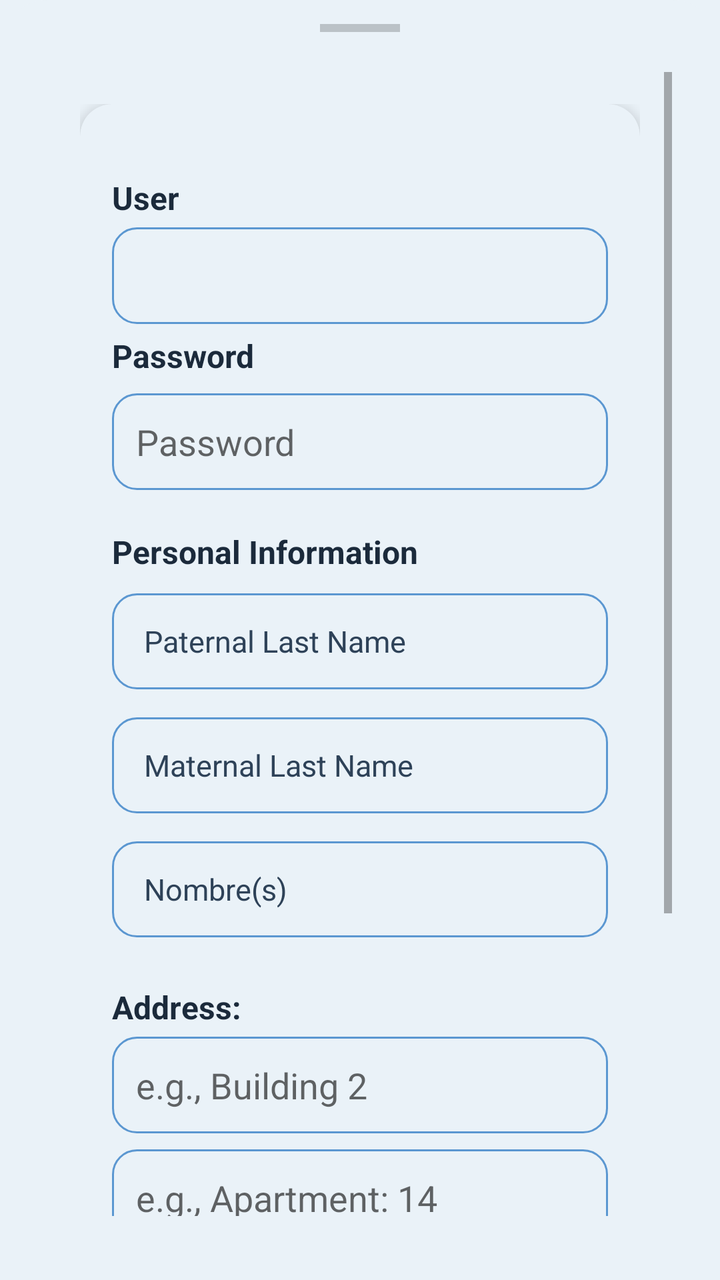
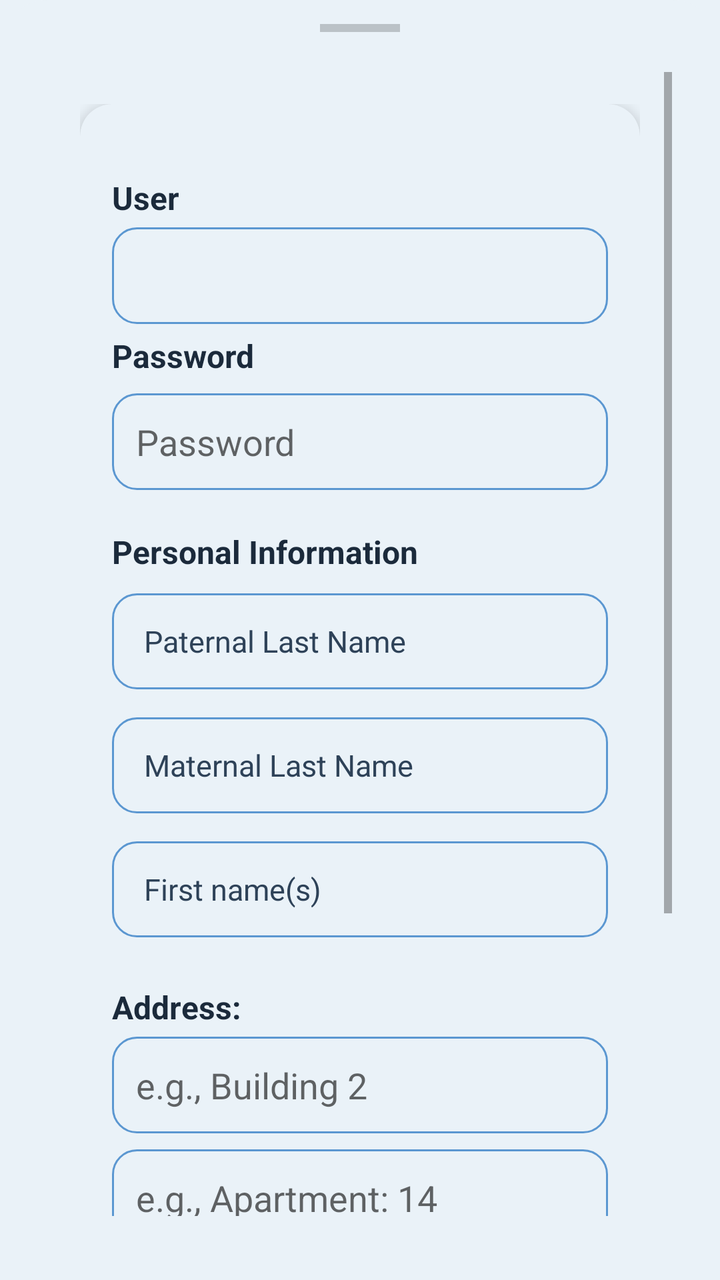

Before-and-after screenshots of an Android layout around one commit, followed by the original layout XML and the change that was made.
<!-- AndroidManifest.xml: application theme Theme.YipShare -->
<!-- res/layout/activity_actualizar_perfil.xml -->
<?xml version="1.0" encoding="utf-8"?>
<LinearLayout
    xmlns:android="http://schemas.android.com/apk/res/android"
    xmlns:app="http://schemas.android.com/apk/res-auto"
    android:layout_width="match_parent"
    android:layout_height="wrap_content"
    android:orientation="vertical"
    android:background="@drawable/bg_botones_sobreposicion"
    android:paddingStart="24dp"
    android:paddingEnd="24dp"
    android:paddingTop="12dp"
    android:paddingBottom="32dp">

    <View
        android:layout_width="40dp"
        android:layout_height="4dp"
        android:layout_gravity="center_horizontal"
        android:layout_marginBottom="20dp"
        android:background="#33000000" />

    <ScrollView
        android:layout_width="match_parent"
        android:layout_height="match_parent"
        app:layout_constraintTop_toBottomOf="parent"
        app:layout_constraintStart_toStartOf="parent"
        app:layout_constraintEnd_toEndOf="parent"
        app:layout_constraintBottom_toTopOf="parent">

        <androidx.constraintlayout.widget.ConstraintLayout
            android:layout_width="match_parent"
            android:layout_height="wrap_content"
            android:padding="16dp">

            <androidx.cardview.widget.CardView
                android:id="@+id/card_perfil"
                android:layout_width="0dp"
                android:layout_height="wrap_content"
                app:cardCornerRadius="16dp"
                app:cardElevation="4dp"
                app:cardBackgroundColor="@color/color_tarjeta"
                app:layout_constraintTop_toTopOf="parent"
                app:layout_constraintStart_toStartOf="parent"
                app:layout_constraintEnd_toEndOf="parent">

                <LinearLayout
                    android:layout_width="match_parent"
                    android:layout_height="wrap_content"
                    android:orientation="vertical"
                    android:padding="16dp">
                    <LinearLayout
                        android:id="@+id/layoutPagoMes"
                        android:layout_width="match_parent"
                        android:layout_height="wrap_content"
                        android:orientation="vertical"
                        android:visibility="gone">

                        <TextView
                            style="@style/TextTitle"
                            android:layout_width="match_parent"
                            android:layout_height="wrap_content"
                            android:text="@string/pago_mes_actualizar_perfil"
                            android:textSize="16sp"
                            android:layout_marginBottom="8dp" />

                        <CheckBox
                            android:id="@+id/cbPagoMes"
                            android:layout_width="wrap_content"
                            android:layout_height="wrap_content"
                            android:text="Sí, pagó este mes" />


                    </LinearLayout>
                    <TextView
                        style="@style/TextTitle"
                        android:layout_width="wrap_content"
                        android:layout_height="wrap_content"
                        android:layout_marginTop="20dp"
                        android:textSize="16sp"
                        android:text="@string/usuario_actualizar_perfil" />

                    <EditText
                        android:id="@+id/et_correo_electronico"
                        android:layout_width="match_parent"
                        android:layout_height="wrap_content"
                        android:layout_marginTop="4dp"
                        android:background="@drawable/bg_input"
                        android:padding="12dp"
                        android:inputType="textNoSuggestions"
                        />

                    <TextView
                        style="@style/TextTitle"
                        android:layout_width="wrap_content"
                        android:layout_height="wrap_content"
                        android:layout_marginTop="5dp"
                        android:textSize="16sp"
                        android:text="@string/contrasena_actualizar_perfil"
                        />

                    <EditText
                        android:id="@+id/et_contrasena"
                        android:layout_width="match_parent"
                        android:layout_height="wrap_content"
                        android:layout_marginTop="8dp"
                        android:background="@drawable/bg_input"
                        android:padding="12dp"
                        android:inputType="textPassword"
                        android:hint="@string/contrasena_actualizar_perfil"
                        android:maxLines="1"
                        android:layout_marginBottom="10dp"/>

                    <TextView
                        android:id="@+id/datos_personales"
                        style="@style/TextTitle"
                        android:layout_width="match_parent"
                        android:layout_height="wrap_content"
                        android:text="@string/datos_personales"
                        android:textSize="16sp"
                        android:textStyle="bold"
                        android:layout_marginTop="10dp"
                        android:layout_marginBottom="10dp"
                        />
                    <EditText
                        android:id="@+id/apellido_paterno"
                        style="@style/InputBrand"
                        android:hint="@string/apellido_paterno"
                        android:inputType="textPersonName"
                        android:background="@drawable/bg_input"
                        android:minHeight="48dp"
                        android:layout_marginBottom="14dp" />

                    <EditText
                        android:id="@+id/apellido_materno"
                        style="@style/InputBrand"
                        android:hint="@string/apellido_materno"
                        android:inputType="textPersonName"
                        android:background="@drawable/bg_input"
                        android:minHeight="48dp"
                        android:layout_marginBottom="14dp" />

                    <EditText
                        android:id="@+id/nombres"
                        style="@style/InputBrand"
                        android:hint="Nombre(s)"
                        android:inputType="textPersonName"
                        android:background="@drawable/bg_input"
                        android:minHeight="48dp"
                        android:layout_marginBottom="14dp" />


                    <TextView
                        style="@style/TextTitle"
                        android:layout_width="wrap_content"
                        android:layout_height="wrap_content"
                        android:textSize="16sp"
                        android:layout_marginTop="10dp"
                        android:text="@string/direccion_actualizar_perfil" />

                    <EditText
                        android:id="@+id/et_direccion_edificio"
                        android:layout_width="match_parent"
                        android:layout_height="wrap_content"
                        android:layout_marginTop="4dp"
                        android:background="@drawable/bg_input"
                        android:padding="12dp"
                        android:inputType="textPostalAddress"
                        android:maxLines="1"
                        android:hint="@string/et_direccion_edificio" />
                    <EditText
                        android:id="@+id/et_direccion_departamento"
                        android:layout_width="match_parent"
                        android:layout_height="wrap_content"
                        android:layout_marginTop="8dp"
                        android:background="@drawable/bg_input"
                        android:padding="12dp"
                        android:inputType="textPostalAddress"
                        android:maxLines="1"
                        android:hint="@string/et_direccion_departamento" />
                    <TextView
                        style="@style/TextTitle"
                        android:layout_width="wrap_content"
                        android:layout_height="wrap_content"
                        android:layout_marginTop="14dp"
                        android:textSize="14sp"
                        android:text="Identificación Oficial" />

                    <LinearLayout
                        android:layout_width="match_parent"
                        android:layout_height="wrap_content"
                        android:layout_marginTop="6dp"
                        android:orientation="horizontal"
                        android:gravity="center_vertical">

                        <Button
                            android:id="@+id/btn_adjuntar_identificacion"
                            style="@style/ButtonSecundary"
                            android:layout_width="wrap_content"
                            android:layout_height="wrap_content"
                            android:text="@string/btn_adjuntar_identificacion" />

                        <TextView
                            android:id="@+id/tv_archivo_identificacion"
                            style="@style/TextBody"
                            android:layout_width="0dp"
                            android:layout_height="wrap_content"
                            android:layout_weight="1"
                            android:layout_marginStart="10dp"
                            android:maxLines="1"
                            android:ellipsize="middle"
                            android:text="@string/tv_archivo_identificacion" />
                    </LinearLayout>

                    <Button
                        android:id="@+id/btn_actualizar_datos"
                        style="@style/ButtonPrimary"
                        android:layout_width="match_parent"
                        android:layout_height="52dp"
                        android:layout_marginTop="20dp"
                        android:text="@string/btn_actualizar_datos" />

                </LinearLayout>

            </androidx.cardview.widget.CardView>

        </androidx.constraintlayout.widget.ConstraintLayout>

    </ScrollView>

</LinearLayout>
<!-- resources referenced by this layout -->
<resources>
  <color name="color_tarjeta">#EAF2F8</color>
  <!-- drawable bg_botones_sobreposicion (drawable) -->
  <?xml version="1.0" encoding="utf-8"?>
  <shape xmlns:android="http://schemas.android.com/apk/res/android"
      android:shape="rectangle">
      <solid android:color="@color/fondo_pantalla" />
      <corners
          android:topLeftRadius="24dp"
          android:topRightRadius="24dp" />
  </shape>
  <string name="apellido_materno">Maternal Last Name</string>
  <string name="apellido_paterno">Paternal Last Name</string>
  <string name="btn_actualizar_datos">Update</string>
  <string name="btn_adjuntar_identificacion">Attach PDF</string>
  <string name="contrasena_actualizar_perfil">Password</string>
  <string name="datos_personales">Personal Information</string>
  <string name="direccion_actualizar_perfil">Address:</string>
  <string name="et_direccion_departamento">e.g., Apartment: 14</string>
  <string name="et_direccion_edificio">e.g., Building 2</string>
  <string name="pago_mes_actualizar_perfil">Monthly payment: </string>
  <string name="tv_archivo_identificacion">No file selected</string>
  <string name="usuario_actualizar_perfil">User</string>
  <style name="ButtonPrimary">
          <item name="android:layout_width">match_parent</item>
          <item name="android:layout_height">52dp</item>
          <item name="android:background">@drawable/bg_button_primary</item>
          <item name="android:textColor">#FFFFFF</item>
          <item name="android:textSize">16sp</item>
          <item name="android:textAllCaps">false</item>
      </style>
  <style name="ButtonSecundary">
          <item name="android:layout_width">match_parent</item>
          <item name="android:layout_height">52dp</item>
          <item name="android:background">@drawable/bg_button_secundary</item>
          <item name="android:textColor">#FFFFFF</item>
          <item name="android:textSize">16sp</item>
          <item name="android:textAllCaps">false</item>
      </style>
  <style name="InputBrand">
          <item name="android:layout_width">match_parent</item>
          <item name="android:layout_height">wrap_content</item>
          <item name="android:background">@drawable/bg_input</item>
          <item name="android:textColor">@color/texto_primario</item>
          <item name="android:textColorHint">@color/texto_hint</item>
          <item name="android:textSize">15sp</item>
      </style>
  <style name="TextBody">
          <item name="android:textColor">@color/texto_secundario</item>
          <item name="android:textSize">14sp</item>
      </style>
  <style name="TextTitle">
          <item name="android:textColor">@color/azul_yipshare</item>
          <item name="android:textSize">18sp</item>
          <item name="android:textStyle">bold</item>
      </style>
  <style name="Theme.YipShare" parent="Theme.AppCompat.DayNight.NoActionBar">
          <item name="android:windowBackground">@color/fondo_pantalla</item>
      </style>
  <color name="fondo_pantalla">#EAF2F8</color>
  <color name="input_fondo">#EAF2F8</color>
  <color name="input_stroke">#5B97D1</color>
  <!-- drawable bg_button_primary (drawable) -->
  <?xml version="1.0" encoding="utf-8"?>
  <shape xmlns:android="http://schemas.android.com/apk/res/android"
      android:shape="rectangle">
      <solid android:color="@color/azul_yipshare" />
      <corners android:radius="12dp" />
  </shape>
  <!-- drawable bg_button_secundary (drawable) -->
  <?xml version="1.0" encoding="utf-8"?>
  <shape xmlns:android="http://schemas.android.com/apk/res/android"
      android:shape="rectangle">
      <solid android:color="@color/input_stroke" />
      <corners android:radius="12dp" />
  </shape>
  <color name="texto_primario">#0D1622</color>
  <color name="texto_hint">#2E4258</color>
  <color name="texto_secundario">#2E4258</color>
  <color name="azul_yipshare">#1B2A3B</color>
  <!-- unchanged entries left out for length: 1 -->
</resources>

<!-- the commit's change to res/layout/activity_actualizar_perfil.xml (unified diff, before → after) -->
@@ -66,7 +66,7 @@
                             android:id="@+id/cbPagoMes"
                             android:layout_width="wrap_content"
                             android:layout_height="wrap_content"
-                            android:text="Sí, pagó este mes" />
+                            android:text="@string/cbPagoMes" />
 
 
                     </LinearLayout>
@@ -141,7 +141,7 @@
                     <EditText
                         android:id="@+id/nombres"
                         style="@style/InputBrand"
-                        android:hint="Nombre(s)"
+                        android:hint="@string/nombres"
                         android:inputType="textPersonName"
                         android:background="@drawable/bg_input"
                         android:minHeight="48dp"
@@ -182,7 +182,7 @@
                         android:layout_height="wrap_content"
                         android:layout_marginTop="14dp"
                         android:textSize="14sp"
-                        android:text="Identificación Oficial" />
+                        android:text="@string/identificacion_oficial" />
 
                     <LinearLayout
                         android:layout_width="match_parent"
<!-- resource entries referenced after the edit -->
@@ -14,12 +14,15 @@
   <string name="apellido_paterno">Paternal Last Name</string>
   <string name="btn_actualizar_datos">Update</string>
   <string name="btn_adjuntar_identificacion">Attach PDF</string>
+  <string name="cbPagoMes">Yes, paid this month</string>
   <string name="contrasena_actualizar_perfil">Password</string>
   <string name="datos_personales">Personal Information</string>
   <string name="direccion_actualizar_perfil">Address:</string>
   <string name="et_direccion_departamento">e.g., Apartment: 14</string>
   <string name="et_direccion_edificio">e.g., Building 2</string>
-  <string name="pago_mes_actualizar_perfil">Monthly payment: </string>
+  <string name="identificacion_oficial">Official ID</string>
+  <string name="nombres">First name(s)</string>
+  <string name="pago_mes_actualizar_perfil">Monthly payment:\u0020</string>
   <string name="tv_archivo_identificacion">No file selected</string>
   <string name="usuario_actualizar_perfil">User</string>
   <style name="ButtonPrimary">
